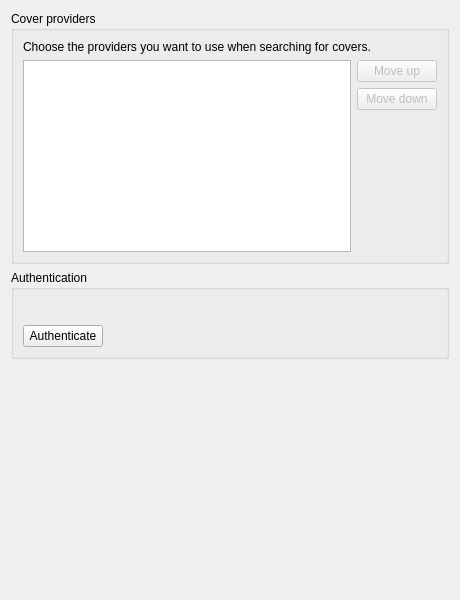
strawberrymusicplayer/strawberry, file src/settings/coverssettingspage.ui: the form before one commit.
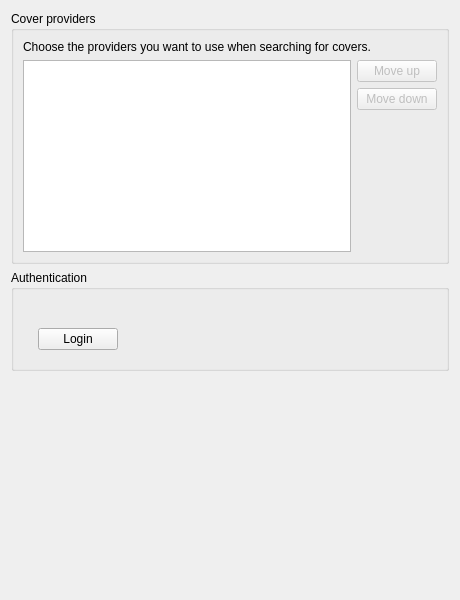
The form after the commit. Custom widgets are drawn as their Qt base class.

Commit message: Adjust login state widget placement for covers and lyrics settings

What changed in the file:
```diff
--- a/src/settings/coverssettingspage.ui
+++ b/src/settings/coverssettingspage.ui
@@ -106,15 +106,21 @@
        </widget>
       </item>
       <item>
+       <layout class="QHBoxLayout" name="layout_authenticate">
+        <item>
        <widget class="LoginStateWidget" name="login_state" native="true"/>
       </item>
       <item>
+         <widget class="QWidget" name="widget_authenticate" native="true">
        <layout class="QHBoxLayout" name="layout_button_authenticate">
         <item>
          <widget class="QPushButton" name="button_authenticate">
           <property name="text">
-           <string>Authenticate</string>
-          </property>
+              <string>Login</string>
+             </property>
+            </widget>
+           </item>
+          </layout>
          </widget>
         </item>
         <item>
```
Lines whose indentation alone changed are shown as unchanged. The commit also changes 5 other files.
